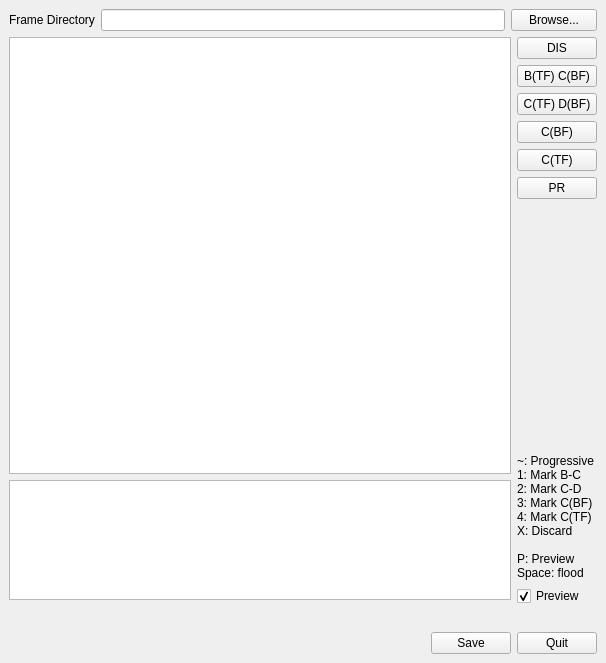
The window that Nuclex.FrameFixer.Native/UserInterface/MainWindow.ui (nuclex-video-tools/Nuclex.FrameFixer.Native) describes before a commit, drawn with Qt 5.
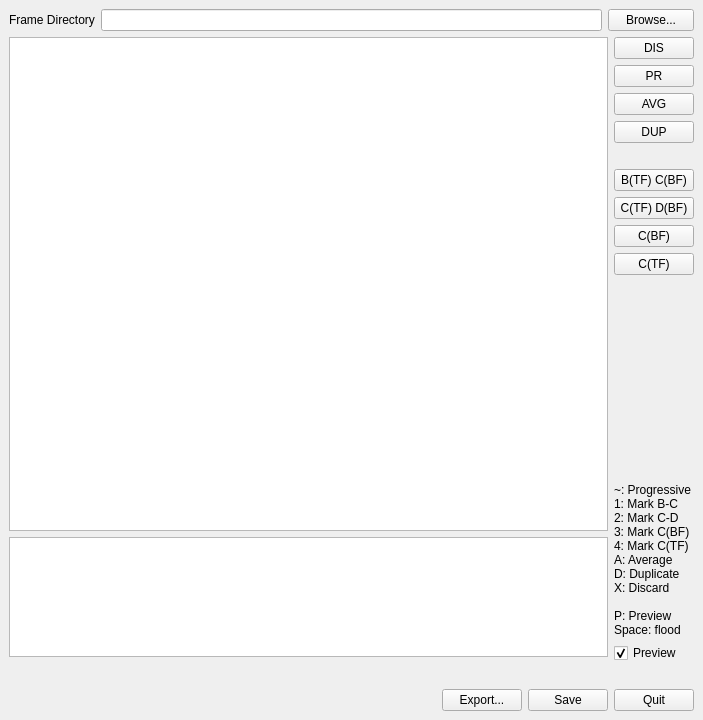
The same window after the commit. Custom widgets are drawn as their Qt base class.

Commit message: Added 'average' and 'duplicate' frame types which will a) keep a frame but average it with its predecessor frame and b) emit the same frame twice; began implementing the export method so I can preview the manually deinterlaced movie

The edit to the form file:
```diff
--- a/Nuclex.FrameFixer.Native/UserInterface/MainWindow.ui
+++ b/Nuclex.FrameFixer.Native/UserInterface/MainWindow.ui
@@ -6,8 +6,8 @@
    <rect>
     <x>0</x>
     <y>0</y>
-    <width>606</width>
-    <height>663</height>
+    <width>703</width>
+    <height>720</height>
    </rect>
   </property>
   <property name="windowTitle">
@@ -85,6 +85,52 @@
         </property>
        </widget>
       </item>
+      <item>
+       <widget class="QPushButton" name="markProgressiveButton">
+        <property name="text">
+         <string>PR</string>
+        </property>
+        <property name="shortcut">
+         <string>`</string>
+        </property>
+       </widget>
+      </item>
+      <item>
+       <widget class="QPushButton" name="markAverageButton">
+        <property name="text">
+         <string>AVG</string>
+        </property>
+        <property name="shortcut">
+         <string>A</string>
+        </property>
+       </widget>
+      </item>
+      <item>
+       <widget class="QPushButton" name="markDuplicateButton">
+        <property name="text">
+         <string>DUP</string>
+        </property>
+        <property name="shortcut">
+         <string>D</string>
+        </property>
+       </widget>
+      </item>
+      <item>
+       <spacer name="verticalSpacer">
+        <property name="orientation">
+         <enum>Qt::Vertical</enum>
+        </property>
+        <property name="sizeType">
+         <enum>QSizePolicy::Fixed</enum>
+        </property>
+        <property name="sizeHint" stdset="0">
+         <size>
+          <width>20</width>
+          <height>20</height>
+         </size>
+        </property>
+       </spacer>
+      </item>
       <item>
        <widget class="QPushButton" name="markBcButton">
         <property name="text">
@@ -134,16 +180,6 @@
         </property>
        </widget>
       </item>
-      <item>
-       <widget class="QPushButton" name="markProgressiveButton">
-        <property name="text">
-         <string>PR</string>
-        </property>
-        <property name="shortcut">
-         <string>`</string>
-        </property>
-       </widget>
-      </item>
       <item>
        <spacer name="rightButtonSpacer">
         <property name="orientation">
@@ -165,6 +201,8 @@
 2: Mark C-D
 3: Mark C(BF)
 4: Mark C(TF)
+A: Average
+D: Duplicate
 X: Discard
 
 P: Preview
@@ -202,6 +240,13 @@
         </property>
        </spacer>
       </item>
+      <item>
+       <widget class="QPushButton" name="exportButton">
+        <property name="text">
+         <string>Export...</string>
+        </property>
+       </widget>
+      </item>
       <item>
        <widget class="QPushButton" name="saveButton">
         <property name="text">
```
The commit also changes 8 other files.
